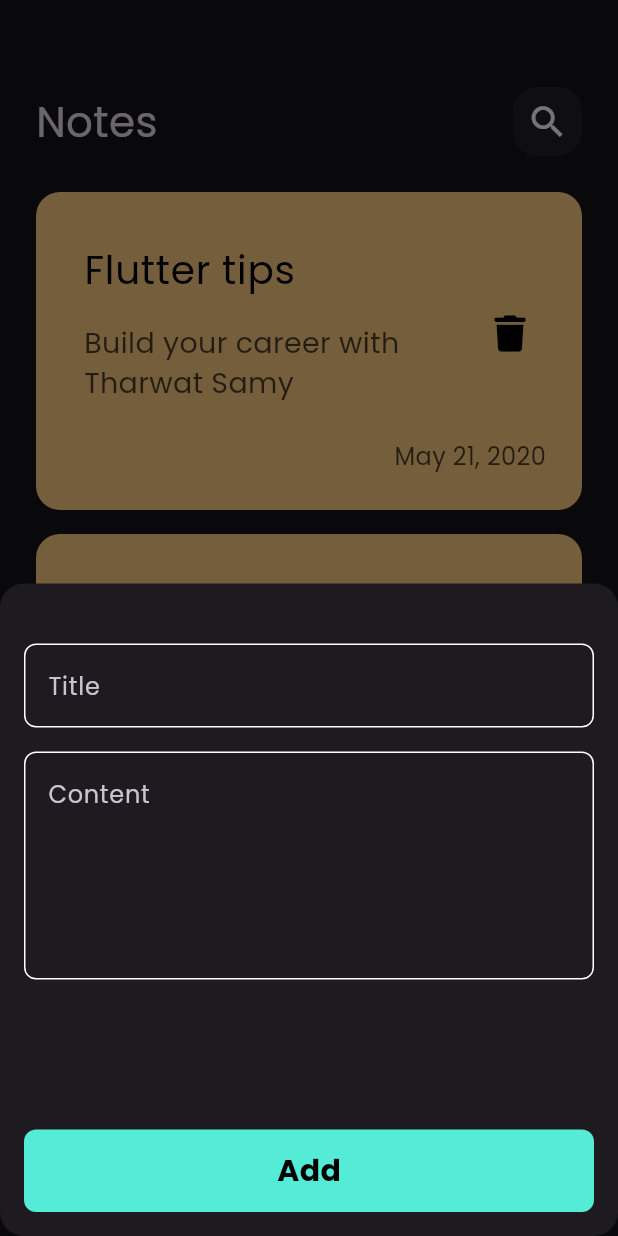
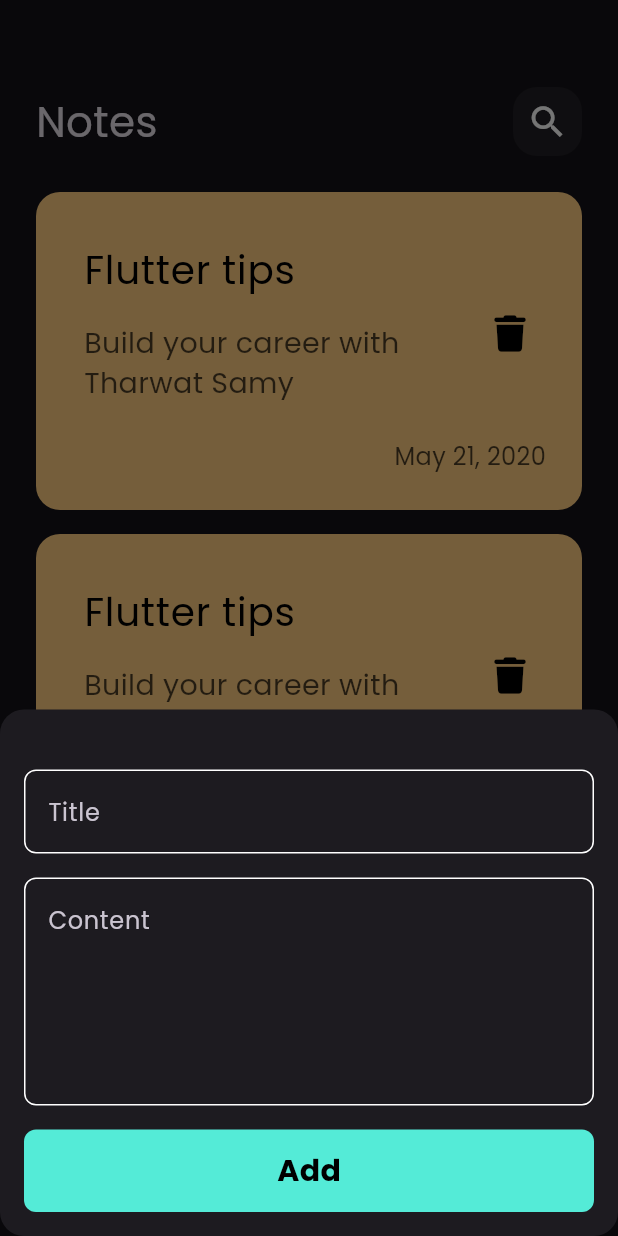
Before and after one commit to KhaledHAnter/notes_app, a Flutter app: the screen it shows after launch, after a tap on the "add" icon, on a phone screen of 412 x 824 dp. Run offline on Flutter 3.47's test engine with Material 3 defaults, Android fonts, the phone set to English and light mode, and no system bars; our stand-ins replace bloc, flutter_bloc, font_awesome_flutter, gap, hive, hive_flutter; accounts and stored records are empty; project files that could hold a hidden picture were left out.

Commit message:
fix bottom sheet size

```diff
--- a/lib/Views/note_view.dart
+++ b/lib/Views/note_view.dart
@@ -14,6 +14,7 @@
         child: const Icon(Icons.add),
         onPressed: () {
           showModalBottomSheet(
+            isScrollControlled: true,
             shape: RoundedRectangleBorder(
               borderRadius: BorderRadius.circular(16),
             ),
--- a/lib/Widgets/add_note_buttom_sheet.dart
+++ b/lib/Widgets/add_note_buttom_sheet.dart
@@ -22,11 +22,13 @@
         builder: (context, state) {
           return AbsorbPointer(
             absorbing: state is AddNoteLoading ? true : false,
-            child: const Padding(
-              padding: EdgeInsets.symmetric(
-                horizontal: 16,
+            child: Padding(
+              padding: EdgeInsets.only(
+                left: 16,
+                right: 16,
+                bottom: MediaQuery.of(context).viewInsets.bottom,
               ),
-              child: SingleChildScrollView(
+              child: const SingleChildScrollView(
                 child: AddNoteForm(),
               ),
             ),
--- a/lib/Widgets/add_note_form.dart
+++ b/lib/Widgets/add_note_form.dart
@@ -42,7 +42,7 @@
             hint: "Content",
             maxLines: 5,
           ),
-          const Gap(100),
+          const Gap(16),
           BlocBuilder<AddNoteCubit, AddNoteState>(
             builder: (context, state) {
               return CustomButton(
```
